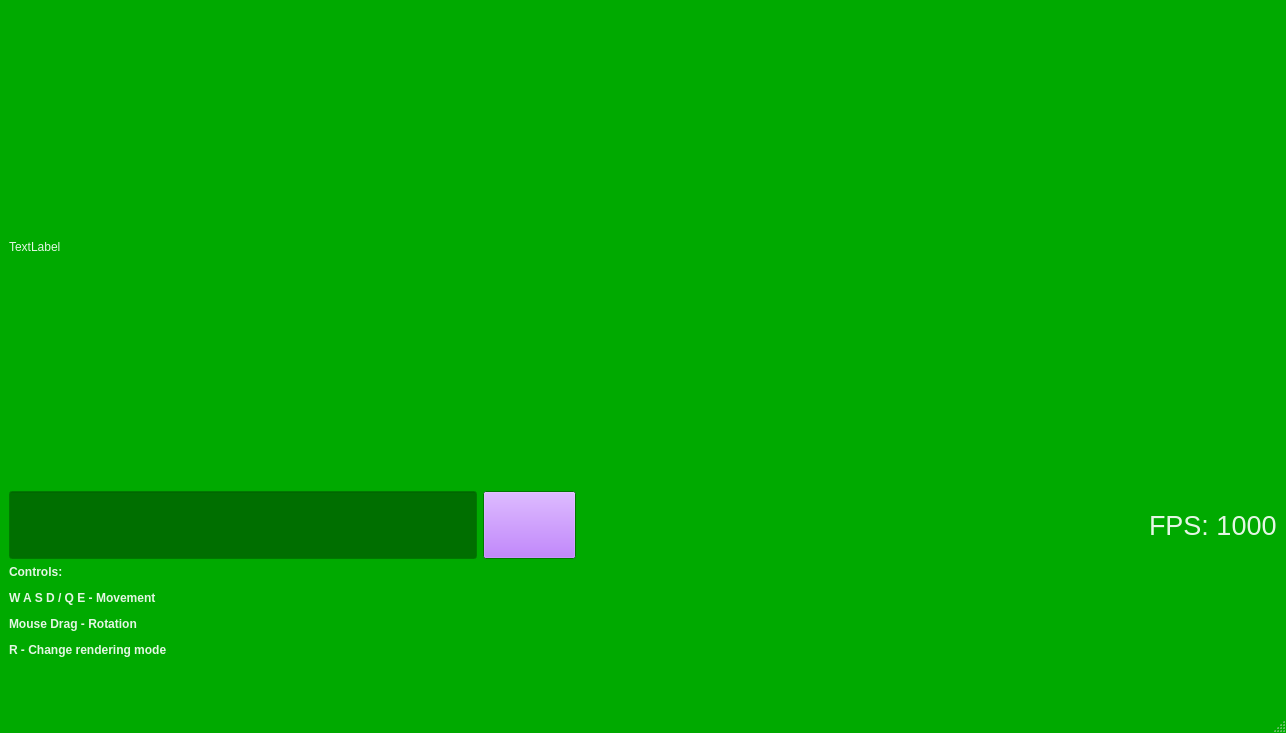
Above: ChaosHomeworksPart2/DirectXHomeworksProject/MainWindow.ui from FlyMilk1/Yordan_ChaosCamp before the change. Below: the same form after it.
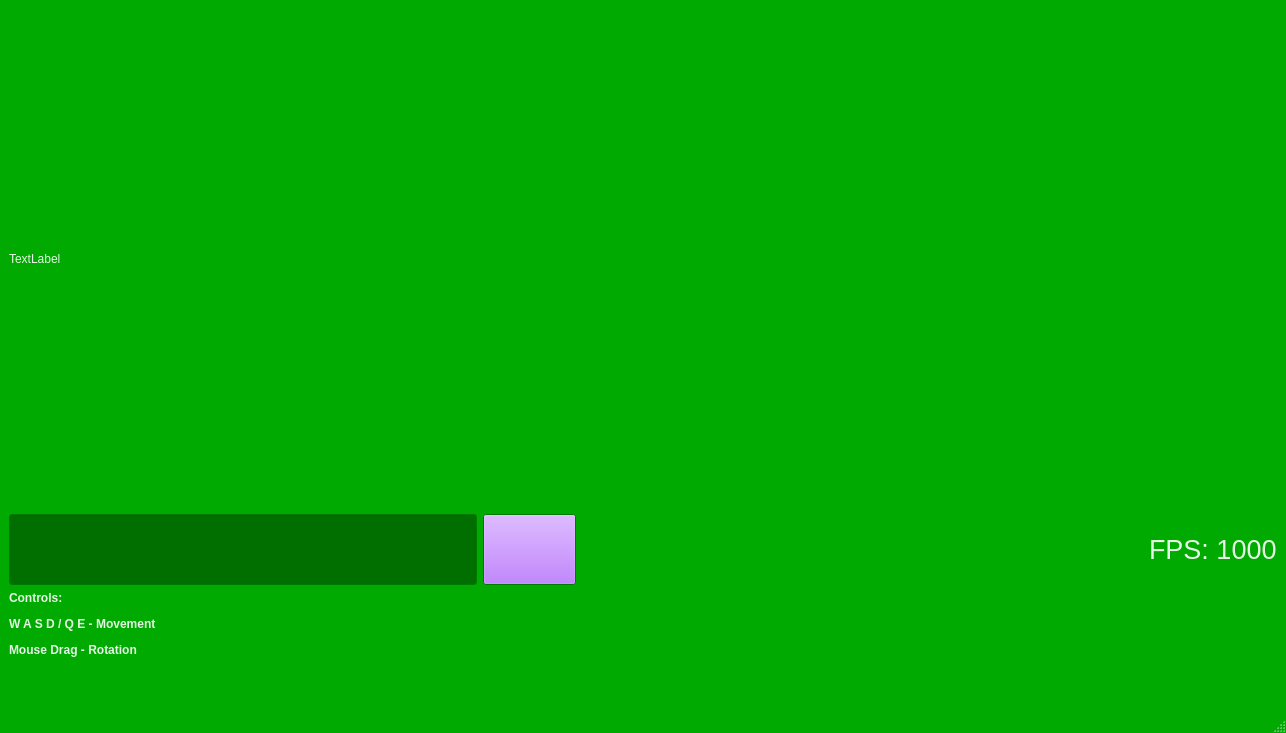
That is the form after the change.

Commit message: Disabled rasterization toggle because its obsolete and can cause crashes

The edit to the form file:
```diff
--- a/ChaosHomeworksPart2/DirectXHomeworksProject/MainWindow.ui
+++ b/ChaosHomeworksPart2/DirectXHomeworksProject/MainWindow.ui
@@ -287,7 +287,7 @@
        </sizepolicy>
       </property>
       <property name="text">
-       <string>&lt;html&gt;&lt;head/&gt;&lt;body&gt;&lt;p&gt;&lt;span style=&quot; font-weight:700;&quot;&gt;Controls:&lt;/span&gt;&lt;/p&gt;&lt;p&gt;&lt;span style=&quot; font-weight:700;&quot;&gt;W A S D / Q E - Movement&lt;/span&gt;&lt;/p&gt;&lt;p&gt;&lt;span style=&quot; font-weight:700;&quot;&gt;Mouse Drag - Rotation&lt;/span&gt;&lt;/p&gt;&lt;p&gt;&lt;span style=&quot; font-weight:700;&quot;&gt;R - Change rendering mode&lt;/span&gt;&lt;/p&gt;&lt;/body&gt;&lt;/html&gt;</string>
+       <string>&lt;html&gt;&lt;head/&gt;&lt;body&gt;&lt;p&gt;&lt;span style=&quot; font-weight:700;&quot;&gt;Controls:&lt;/span&gt;&lt;/p&gt;&lt;p&gt;&lt;span style=&quot; font-weight:700;&quot;&gt;W A S D / Q E - Movement&lt;/span&gt;&lt;/p&gt;&lt;p&gt;&lt;span style=&quot; font-weight:700;&quot;&gt;Mouse Drag - Rotation&lt;/span&gt;&lt;/p&gt;&lt;/body&gt;&lt;/html&gt;</string>
       </property>
       <property name="alignment">
        <set>Qt::AlignmentFlag::AlignBottom|Qt::AlignmentFlag::AlignLeading|Qt::AlignmentFlag::AlignLeft</set>
```
The commit also changes 1 other file.
